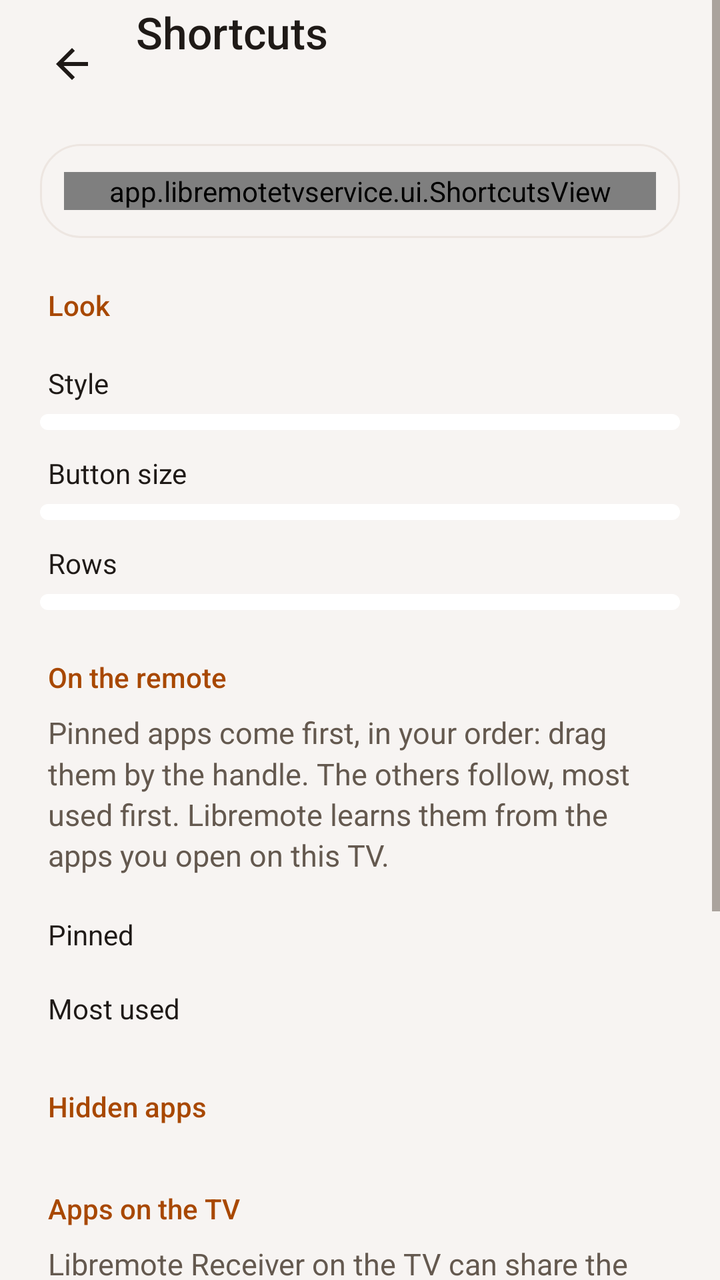
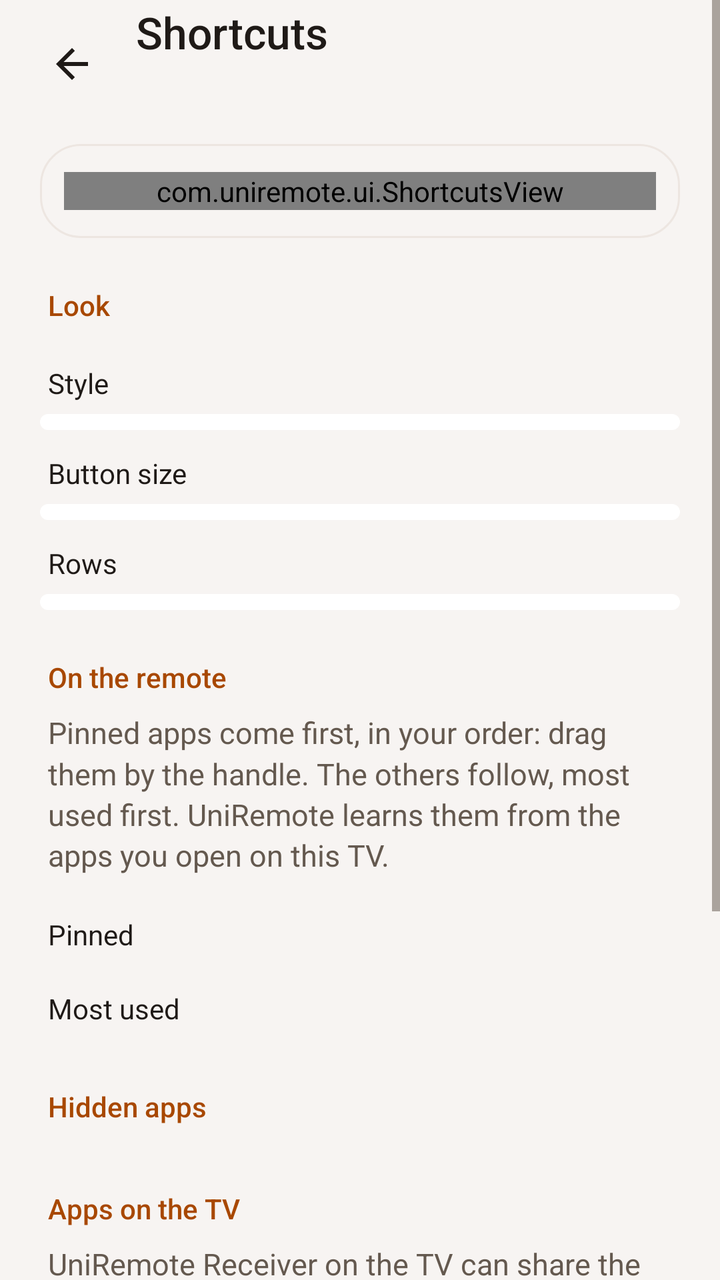

Two renders of the same Android screen: before a commit and after it. Below are the layout's source before the change and the commit's diff.
<!-- AndroidManifest.xml: application theme Theme.Libremote -->
<!-- res/layout/activity_shortcuts.xml -->
<?xml version="1.0" encoding="utf-8"?>
<ScrollView xmlns:android="http://schemas.android.com/apk/res/android"
    android:id="@+id/root"
    android:layout_width="match_parent"
    android:layout_height="match_parent"
    android:clipToPadding="false">

    <LinearLayout
        android:layout_width="match_parent"
        android:layout_height="wrap_content"
        android:orientation="vertical"
        android:paddingStart="12dp"
        android:paddingEnd="20dp"
        android:paddingBottom="24dp">

        <LinearLayout
            android:layout_width="match_parent"
            android:layout_height="wrap_content"
            android:gravity="center_vertical"
            android:minHeight="64dp"
            android:orientation="horizontal">

            <ImageButton
                android:id="@+id/close"
                style="@style/Libremote.Icon"
                android:contentDescription="@string/back"
                android:src="@drawable/ic_arrow_back" />

            <LinearLayout
                android:layout_width="0dp"
                android:layout_height="wrap_content"
                android:layout_marginStart="8dp"
                android:layout_weight="1"
                android:orientation="vertical">

                <TextView
                    style="@style/Libremote.Title"
                    android:layout_width="wrap_content"
                    android:layout_height="wrap_content"
                    android:text="@string/shortcuts_title" />

                
                <TextView
                    android:id="@+id/tvChooser"
                    android:layout_width="wrap_content"
                    android:layout_height="wrap_content"
                    android:drawablePadding="2dp"
                    android:ellipsize="end"
                    android:gravity="center_vertical"
                    android:minHeight="32dp"
                    android:singleLine="true"
                    android:textColor="@color/on_surface_muted"
                    android:textSize="14sp" />
            </LinearLayout>
        </LinearLayout>

        <LinearLayout
            android:layout_width="match_parent"
            android:layout_height="wrap_content"
            android:orientation="vertical"
            android:paddingStart="8dp"
            android:paddingEnd="0dp">

            
            <FrameLayout
                android:layout_width="match_parent"
                android:layout_height="wrap_content"
                android:layout_marginTop="8dp"
                android:background="@drawable/bg_preview"
                android:importantForAccessibility="noHideDescendants"
                android:paddingStart="12dp"
                android:paddingTop="14dp"
                android:paddingEnd="12dp"
                android:paddingBottom="14dp">

                <app.libremotetvservice.ui.ShortcutsView
                    android:id="@+id/preview"
                    android:layout_width="match_parent"
                    android:layout_height="wrap_content" />
            </FrameLayout>

            <TextView
                style="@style/Libremote.Section"
                android:layout_width="wrap_content"
                android:layout_height="wrap_content"
                android:text="@string/shortcuts_look" />

            <TextView
                style="@style/Libremote.Label"
                android:text="@string/shortcuts_style" />

            <LinearLayout
                android:id="@+id/styles"
                style="@style/Libremote.Segments" />

            <TextView
                style="@style/Libremote.Label"
                android:text="@string/shortcuts_size" />

            <LinearLayout
                android:id="@+id/sizes"
                style="@style/Libremote.Segments" />

            <TextView
                style="@style/Libremote.Label"
                android:text="@string/shortcuts_rows" />

            <LinearLayout
                android:id="@+id/rows"
                style="@style/Libremote.Segments" />

            
            <LinearLayout
                android:id="@+id/perTv"
                android:layout_width="match_parent"
                android:layout_height="wrap_content"
                android:orientation="vertical">

                <TextView
                    style="@style/Libremote.Section"
                    android:layout_width="wrap_content"
                    android:layout_height="wrap_content"
                    android:text="@string/shortcuts_on_remote" />

                <TextView
                    style="@style/Libremote.Body"
                    android:layout_width="match_parent"
                    android:layout_height="wrap_content"
                    android:paddingStart="4dp"
                    android:paddingEnd="4dp"
                    android:paddingBottom="8dp"
                    android:text="@string/shortcuts_on_remote_text" />

                <TextView
                    android:id="@+id/pinnedTitle"
                    style="@style/Libremote.Label"
                    android:text="@string/shortcuts_pinned" />

                <LinearLayout
                    android:id="@+id/pinned"
                    android:layout_width="match_parent"
                    android:layout_height="wrap_content"
                    android:orientation="vertical" />

                <TextView
                    android:id="@+id/othersTitle"
                    style="@style/Libremote.Label"
                    android:text="@string/shortcuts_by_use" />

                <LinearLayout
                    android:id="@+id/others"
                    android:layout_width="match_parent"
                    android:layout_height="wrap_content"
                    android:orientation="vertical" />

                <LinearLayout
                    android:id="@+id/addRow"
                    android:layout_width="match_parent"
                    android:layout_height="wrap_content"
                    android:orientation="vertical" />

                <TextView
                    android:id="@+id/hiddenTitle"
                    style="@style/Libremote.Section"
                    android:layout_width="wrap_content"
                    android:layout_height="wrap_content"
                    android:text="@string/shortcuts_hidden" />

                <LinearLayout
                    android:id="@+id/hidden"
                    android:layout_width="match_parent"
                    android:layout_height="wrap_content"
                    android:orientation="vertical" />

                <TextView
                    style="@style/Libremote.Section"
                    android:layout_width="wrap_content"
                    android:layout_height="wrap_content"
                    android:text="@string/shortcuts_tv_apps" />

                <TextView
                    android:id="@+id/syncText"
                    style="@style/Libremote.Body"
                    android:layout_width="match_parent"
                    android:layout_height="wrap_content"
                    android:paddingStart="4dp"
                    android:paddingEnd="4dp"
                    android:text="@string/shortcuts_tv_apps_text" />

                <Button
                    android:id="@+id/sync"
                    style="@style/Libremote.Button.Tonal"
                    android:layout_marginTop="12dp"
                    android:drawableStart="@drawable/ic_sync"
                    android:drawablePadding="8dp"
                    android:drawableTint="@color/on_accent_container"
                    android:paddingStart="16dp"
                    android:paddingEnd="20dp"
                    android:text="@string/shortcuts_sync_button" />

                <TextView
                    style="@style/Libremote.Section"
                    android:layout_width="wrap_content"
                    android:layout_height="wrap_content"
                    android:text="@string/shortcuts_start_over" />

                <TextView
                    style="@style/Libremote.Body"
                    android:layout_width="match_parent"
                    android:layout_height="wrap_content"
                    android:paddingStart="4dp"
                    android:paddingEnd="4dp"
                    android:text="@string/shortcuts_reset_text" />

                <Button
                    android:id="@+id/reset"
                    style="@style/Libremote.Button.Tonal"
                    android:layout_marginTop="12dp"
                    android:drawableStart="@drawable/ic_restart_alt"
                    android:drawablePadding="8dp"
                    android:drawableTint="@color/on_accent_container"
                    android:paddingStart="16dp"
                    android:paddingEnd="20dp"
                    android:text="@string/shortcuts_reset" />
            </LinearLayout>
        </LinearLayout>
    </LinearLayout>
</ScrollView>
<!-- resources referenced by this layout -->
<resources>
  <color name="on_accent_container">#FF3A1500</color>
  <color name="on_surface_muted">#FF64594F</color>
  <!-- drawable bg_preview (drawable) -->
  <?xml version="1.0" encoding="utf-8"?>
  <shape xmlns:android="http://schemas.android.com/apk/res/android" android:shape="rectangle">
      <corners android:radius="20dp" />
      <solid android:color="@color/bg" />
      <stroke android:width="1dp" android:color="@color/surface_high" />
  </shape>
  <string name="back">Back</string>
  <string name="shortcuts_by_use">Most used</string>
  <string name="shortcuts_hidden">Hidden apps</string>
  <string name="shortcuts_look">Look</string>
  <string name="shortcuts_on_remote">On the remote</string>
  <string name="shortcuts_on_remote_text">Pinned apps come first, in your order: drag them by the handle. The others follow, most used first. Libremote learns them from the apps you open on this TV.</string>
  <string name="shortcuts_pinned">Pinned</string>
  <string name="shortcuts_reset">Reset shortcuts</string>
  <string name="shortcuts_reset_text">Go back to the starting list: YouTube, Netflix, Prime Video, Disney+ and Spotify.</string>
  <string name="shortcuts_rows">Rows</string>
  <string name="shortcuts_size">Button size</string>
  <string name="shortcuts_start_over">Start over</string>
  <string name="shortcuts_style">Style</string>
  <string name="shortcuts_sync_button">Get apps from the TV</string>
  <string name="shortcuts_title">Shortcuts</string>
  <string name="shortcuts_tv_apps">Apps on the TV</string>
  <string name="shortcuts_tv_apps_text">Libremote Receiver on the TV can share the TV\'s list of apps, with their names and icons.</string>
  <style name="Libremote.Body">
          <item name="android:textColor">@color/on_surface_muted</item>
          <item name="android:textSize">15sp</item>
          <item name="android:lineSpacingMultiplier">1.15</item>
      </style>
  <style name="Libremote.Button.Tonal">
          <item name="android:background">@drawable/bg_button_tonal</item>
          <item name="android:textColor">@color/on_accent_container</item>
      </style>
  <style name="Libremote.Icon">
          <item name="android:layout_width">48dp</item>
          <item name="android:layout_height">48dp</item>
          <item name="android:background">@drawable/bg_borderless</item>
          <item name="android:tint">@color/on_surface</item>
          <item name="android:scaleType">center</item>
      </style>
  <style name="Libremote.Title">
          <item name="android:textColor">@color/on_surface</item>
          <item name="android:textSize">22sp</item>
          <item name="android:fontFamily">sans-serif-medium</item>
      </style>
  <color name="bg">#FFF7F4F2</color>
  <color name="surface_high">#FFEDE6E1</color>
  <!-- drawable bg_borderless (drawable) -->
  <?xml version="1.0" encoding="utf-8"?>
  <ripple xmlns:android="http://schemas.android.com/apk/res/android" android:color="@color/ripple" />
  <color name="on_surface">#FF1F1A17</color>
  <color name="accent">#FFA84800</color>
  <!-- drawable bg_segment (drawable) -->
  <?xml version="1.0" encoding="utf-8"?>
  <shape xmlns:android="http://schemas.android.com/apk/res/android" android:shape="rectangle">
      <corners android:radius="20dp" />
      <solid android:color="@color/surface" />
  </shape>
  <color name="ripple">#22000000</color>
  <color name="accent_container">#FFFFDCC8</color>
  <color name="surface">#FFFFFFFF</color>
  <style name="Libremote.DialogButton" parent="@android:style/Widget.Material.Button.Borderless.Colored">
          <item name="android:textAllCaps">false</item>
          <item name="android:textSize">15sp</item>
          <item name="android:fontFamily">sans-serif-medium</item>
      </style>
  <!-- unchanged entries left out for length: 10 -->
</resources>

<!-- the commit's change to res/layout/activity_shortcuts.xml (unified diff, before → after) -->
@@ -73,7 +73,7 @@
                 android:paddingEnd="12dp"
                 android:paddingBottom="14dp">
 
-                <app.libremotetvservice.ui.ShortcutsView
+                <com.uniremote.ui.ShortcutsView
                     android:id="@+id/preview"
                     android:layout_width="match_parent"
                     android:layout_height="wrap_content" />
<!-- resource entries referenced after the edit -->
@@ -14,7 +14,7 @@
   <string name="shortcuts_hidden">Hidden apps</string>
   <string name="shortcuts_look">Look</string>
   <string name="shortcuts_on_remote">On the remote</string>
-  <string name="shortcuts_on_remote_text">Pinned apps come first, in your order: drag them by the handle. The others follow, most used first. Libremote learns them from the apps you open on this TV.</string>
+  <string name="shortcuts_on_remote_text">Pinned apps come first, in your order: drag them by the handle. The others follow, most used first. UniRemote learns them from the apps you open on this TV.</string>
   <string name="shortcuts_pinned">Pinned</string>
   <string name="shortcuts_reset">Reset shortcuts</string>
   <string name="shortcuts_reset_text">Go back to the starting list: YouTube, Netflix, Prime Video, Disney+ and Spotify.</string>
@@ -25,7 +25,7 @@
   <string name="shortcuts_sync_button">Get apps from the TV</string>
   <string name="shortcuts_title">Shortcuts</string>
   <string name="shortcuts_tv_apps">Apps on the TV</string>
-  <string name="shortcuts_tv_apps_text">Libremote Receiver on the TV can share the TV\'s list of apps, with their names and icons.</string>
+  <string name="shortcuts_tv_apps_text">UniRemote Receiver on the TV can share the TV\'s list of apps, with their names and icons.</string>
   <style name="Libremote.Body">
           <item name="android:textColor">@color/on_surface_muted</item>
           <item name="android:textSize">15sp</item>
